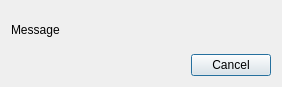
The window that src/crispy/quanty/uis/progress.ui (mretegan/crispy) describes before a commit, drawn with Qt 5.
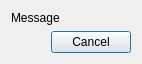
The same window after the commit.

Commit message: Fix progress dialog placement

Patch:
```diff
--- a/src/crispy/quanty/uis/progress.ui
+++ b/src/crispy/quanty/uis/progress.ui
@@ -17,6 +17,9 @@
    <bool>true</bool>
   </property>
   <layout class="QVBoxLayout" name="verticalLayout">
+   <property name="sizeConstraint">
+    <enum>QLayout::SetFixedSize</enum>
+   </property>
    <item>
     <widget class="QLabel" name="label">
      <property name="text">
```
The commit also changes 1 other file.
